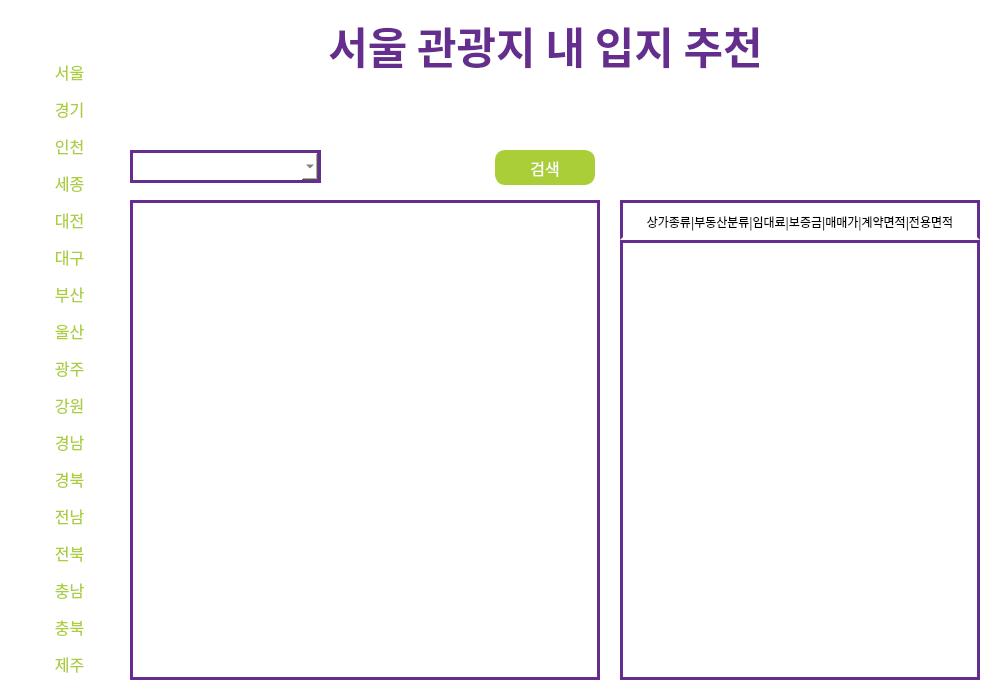
This is ui/ui_file/CU_main.ui in HYEHEY/commercial_area_analysis as Qt 5 draws it before an edit. The edited form follows.
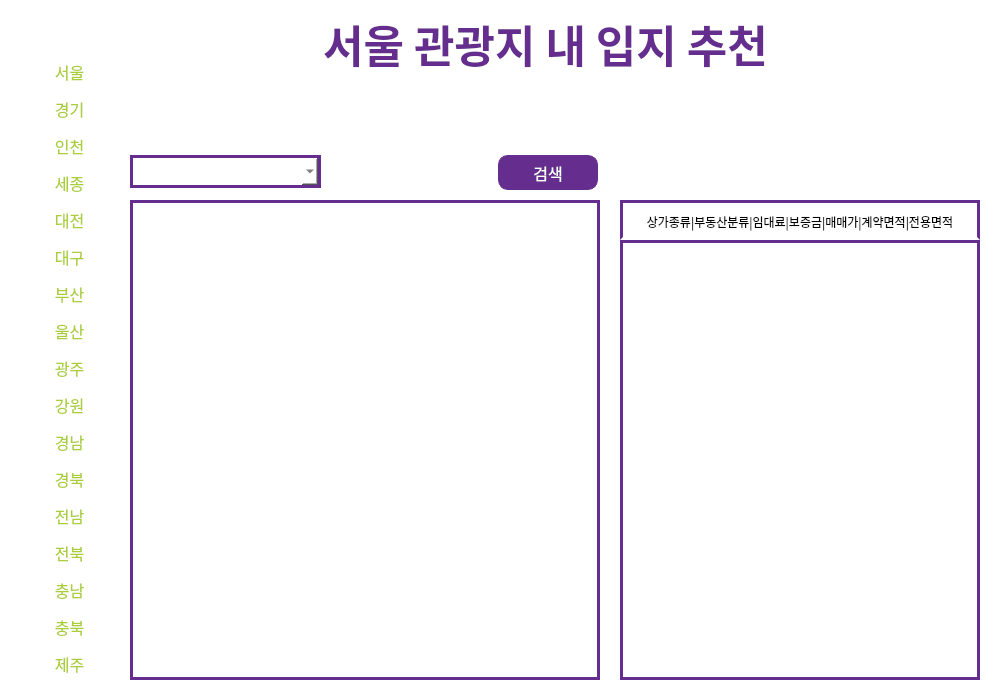
This is the edited form. Icons and pictures are not drawn.

Commit message: 08/11 오전 10:26 수정

```diff
--- a/ui/ui_file/CU_main.ui
+++ b/ui/ui_file/CU_main.ui
@@ -31,7 +31,7 @@
       <x>20</x>
       <y>54</y>
       <width>100</width>
-      <height>620</height>
+      <height>630</height>
      </rect>
     </property>
     <property name="styleSheet">
@@ -546,7 +546,7 @@
     <property name="geometry">
      <rect>
       <x>275</x>
-      <y>10</y>
+      <y>8</y>
       <width>541</width>
       <height>71</height>
      </rect>
@@ -554,7 +554,7 @@
     <property name="font">
      <font>
       <family>티머니 둥근바람 ExtraBold</family>
-      <pointsize>32</pointsize>
+      <pointsize>33</pointsize>
       <weight>75</weight>
       <bold>true</bold>
      </font>
@@ -735,7 +735,7 @@
     <property name="geometry">
      <rect>
       <x>130</x>
-      <y>150</y>
+      <y>155</y>
       <width>191</width>
       <height>33</height>
      </rect>
@@ -763,8 +763,8 @@
    <widget class="QPushButton" name="search_btn">
     <property name="geometry">
      <rect>
-      <x>495</x>
-      <y>150</y>
+      <x>498</x>
+      <y>155</y>
       <width>100</width>
       <height>35</height>
      </rect>
@@ -777,8 +777,8 @@
     </property>
     <property name="styleSheet">
      <string notr="true">color: rgb(255, 255, 255);
-background-color: rgb(170, 206, 56);
-border-color: rgb(170, 206, 56);
+background-color: rgb(101, 45, 142);
+border-color: rgb(101, 45, 142);
 border-style: solid;
 border-width:1px;
 border-radius: 10px;
```
The commit also changes 2 other files.
